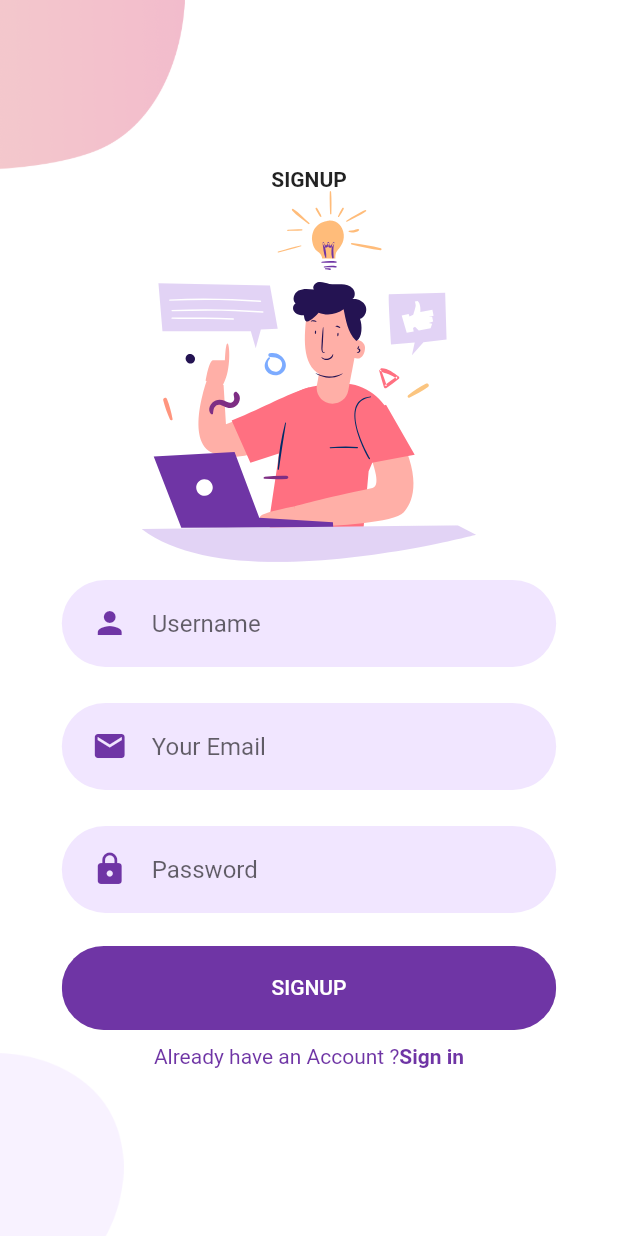
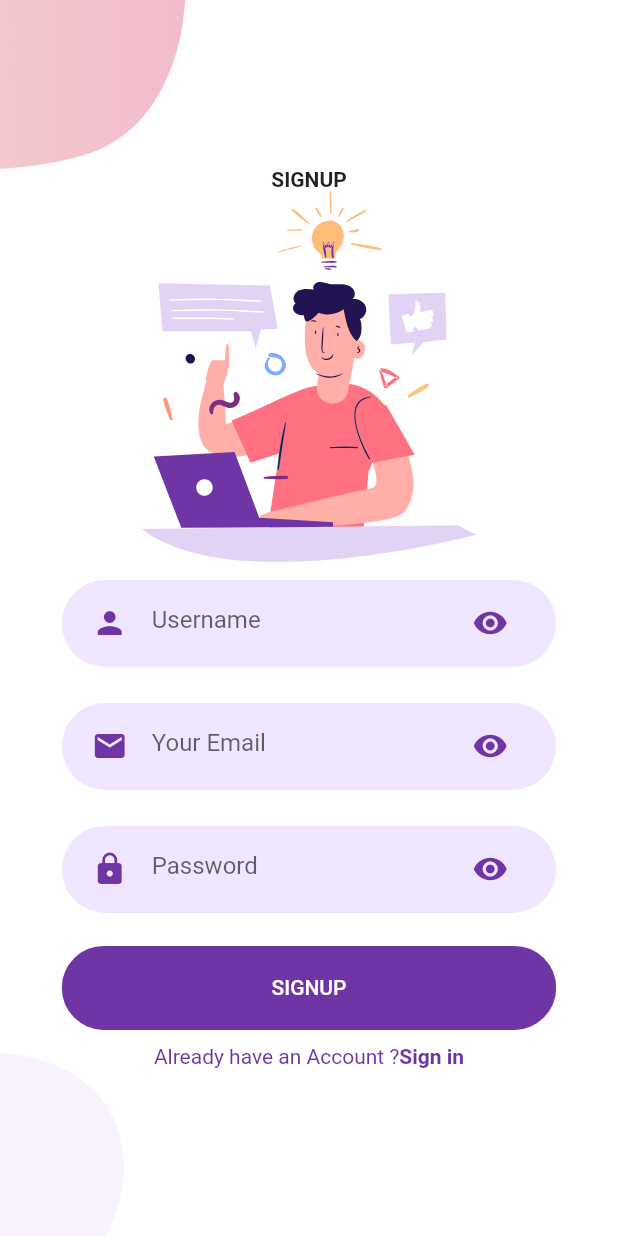
Before and after one commit to Yassin522/Mpes, a Flutter app: the SignUp screen opened directly, on a phone screen of 412 x 824 dp. Run offline on Flutter 3.47's test engine with Material 2 defaults, Android fonts, the phone set to English and light mode, and no system bars; our stand-ins replace flutter_screenutil, flutter_svg, get, like_button; project files that could hold a hidden picture were left out.

Commit message:
third commit

```diff
--- a/lib/controller/products_controller.dart
+++ b/lib/controller/products_controller.dart
@@ -16,6 +16,7 @@ class ProductsController extends GetxController {
   loadProductsFromRepo() async {
     loading(true);
     products = await productsRepository.loadProductsFromApi();
+    products = products;
     loading(false);
   }
 
--- a/lib/controller/products_repository.dart
+++ b/lib/controller/products_repository.dart
@@ -1,8 +1,10 @@
 import 'package:http/http.dart' as http;
+import 'package:flutter/services.dart' show rootBundle;
+
 import 'dart:convert';
 
 class ProductsRepository {
-  var url = "C:/Users/Yassin52/Desktop/Tests/products.json";
+  var url = "https://json-generator.com/api/json/get/bYKKPeXRcO?indent=2#";
   loadProductsFromApi() async {
     var response = await http.get(Uri.parse(url));
     return jsonDecode(response.body);
--- /dev/null
+++ b/lib/controller/text_editing.dart
@@ -0,0 +1,5 @@
+import 'package:get/state_manager.dart';
+
+class TextEditingController extends GetxController {
+  TextEditingController() {}
+}
--- a/lib/view/models/Products.dart
+++ b/lib/view/models/Products.dart
@@ -2,18 +2,19 @@ import 'package:flutter/material.dart';
 import 'package:mpes/view/shared/components/constants.dart';
 
 class Product {
-  final String image, title, description;
+  final String image, title, description, expired;
   final int price, size, id;
   final Color color;
-  Product({
-    required this.id,
+
+  Product(
+      {required this.id,
       required this.image,
       required this.title,
       required this.price,
       required this.description,
       required this.size,
       required this.color,
-  });
+      required this.expired});
 }
 
 List<Product> products = [
@@ -25,6 +26,7 @@ List<Product> products = [
     description: "This is Furniture 1",
     size: 12,
     color: kPrimaryColor,
+    expired: "1/1/2022",
   ),
   Product(
     id: 2,
@@ -34,6 +36,7 @@ List<Product> products = [
     description: "This is Furniture 2",
     size: 12,
     color: kPrimaryColor,
+    expired: "1/1/2022",
   ),
   Product(
     id: 3,
@@ -43,6 +46,7 @@ List<Product> products = [
     description: "This is Furniture 1",
     size: 12,
     color: kPrimaryColor,
+    expired: "1/1/2022",
   ),
   Product(
     id: 4,
@@ -52,6 +56,7 @@ List<Product> products = [
     description: "This is Furniture 3",
     size: 12,
     color: kPrimaryColor,
+    expired: "1/1/2022",
   ),
   Product(
     id: 5,
@@ -61,6 +66,7 @@ List<Product> products = [
     description: "This is Furniture 4",
     size: 12,
     color: kPrimaryColor,
+    expired: "1/1/2022",
   ),
   Product(
     id: 6,
@@ -70,5 +76,6 @@ List<Product> products = [
     description: "This is Furniture 5",
     size: 12,
     color: kPrimaryColor,
+    expired: "1/1/2022",
   ),
 ];
--- a/lib/view/modules/signup/signup_screen.dart
+++ b/lib/view/modules/signup/signup_screen.dart
@@ -7,9 +7,10 @@ import 'package:mpes/view/shared/components/already_have_account.dart';
 import 'package:mpes/view/shared/components/constants.dart';
 import 'package:mpes/view/shared/components/input_box.dart';
 import 'package:mpes/view/shared/components/material_button.dart';
+import 'package:mpes/view/shared/components/text_field_container.dart';
 
 class SignUp extends StatelessWidget {
-  const SignUp({Key? key}) : super(key: key);
+  var formKey = GlobalKey<FormState>();
 
   @override
   Widget build(BuildContext context) {
@@ -18,6 +19,8 @@ class SignUp extends StatelessWidget {
       body: Body(
         child: Center(
           child: SingleChildScrollView(
+            child: Form(
+              key: formKey,
               child: Column(
                 mainAxisAlignment: MainAxisAlignment.center,
                 children: <Widget>[
@@ -31,31 +34,91 @@ class SignUp extends StatelessWidget {
                     "assets/icons/signup.svg",
                     height: size.height * 0.3,
                   ),
-                Inputbox(
+                  TextFieldContainer(
+                    child: TextFormField(
+                      onChanged: (String vlue) {},
+                      validator: (value) {
+                        if (value!.isEmpty) {
+                          return 'Username must not be empty';
+                        }
+                        return null;
+                      },
+                      decoration: InputDecoration(
                         hintText: "Username",
-                  icon: Icons.person,
-                  onChanged: (value) {},
+                        icon: Icon(
+                          Icons.person,
+                          color: kPrimaryColor,
                         ),
-                Inputbox(
+                        suffixIcon: Icon(
+                          Icons.visibility,
+                          color: kPrimaryColor,
+                        ),
+                        border: InputBorder.none,
+                      ),
+                    ),
+                  ),
+                  TextFieldContainer(
+                    child: TextFormField(
+                      onChanged: (String vlue) {},
+                      validator: (value) {
+                        if (value!.isEmpty) {
+                          return 'Email must not be empty';
+                        }
+                        return null;
+                      },
+                      decoration: InputDecoration(
                         hintText: "Your Email",
-                  icon: Icons.email,
-                  onChanged: (value) {},
+                        icon: Icon(
+                          Icons.email,
+                          color: kPrimaryColor,
                         ),
-                Inputbox(
+                        suffixIcon: Icon(
+                          Icons.visibility,
+                          color: kPrimaryColor,
+                        ),
+                        border: InputBorder.none,
+                      ),
+                    ),
+                  ),
+                  TextFieldContainer(
+                    child: TextFormField(
+                      onChanged: (String vlue) {},
+                      validator: (value) {
+                        if (value!.isEmpty) {
+                          return 'Password must not be empty';
+                        }
+                        return null;
+                      },
+                      decoration: InputDecoration(
                         hintText: "Password",
-                  icon: Icons.lock,
-                  onChanged: (value) {},
+                        icon: Icon(
+                          Icons.lock,
+                          color: kPrimaryColor,
+                        ),
+                        suffixIcon: Icon(
+                          Icons.visibility,
+                          color: kPrimaryColor,
+                        ),
+                        border: InputBorder.none,
+                      ),
+                    ),
                   ),
                   Materialbutton(
                     text: "SIGNUP",
                     color: kPrimaryColor,
                     press: () {
-                    Navigator.push(
-                      context,
+                      if (formKey.currentState!.validate()) {
+                        Navigator.of(context).push(
                           MaterialPageRoute(
                             builder: (context) => HomeScreen(),
                           ),
                         );
+                        ScaffoldMessenger.of(context).showSnackBar(
+                          SnackBar(
+                            content: Text("Successfully Sign in"),
+                          ),
+                        );
+                      }
                     },
                   ),
                   CheckAlreadyHaveAccount(
@@ -74,6 +137,7 @@ class SignUp extends StatelessWidget {
             ),
           ),
         ),
+      ),
     );
   }
 }
--- a/lib/view/shared/components/detailscomp/like_button.dart
+++ b/lib/view/shared/components/detailscomp/like_button.dart
@@ -2,11 +2,7 @@ import 'package:flutter/material.dart';
 import 'package:flutter_svg/flutter_svg.dart';
 import 'package:mpes/view/shared/components/detailscomp/product_counter.dart';
 
-class LikeButton extends StatelessWidget {
-  const LikeButton({
-    Key? key,
-  }) : super(key: key);
-
+class LikeButtonn extends StatelessWidget {
   @override
   Widget build(BuildContext context) {
     return Row(
--- a/lib/view/shared/components/input_box.dart
+++ b/lib/view/shared/components/input_box.dart
@@ -19,6 +19,7 @@ class Inputbox extends StatelessWidget {
     var kPrimaryColor2 = kPrimaryColor;
     return TextFieldContainer(
       child: TextFormField(
+        obscureText: true,
         onChanged: onChanged,
         validator: (value) {
           if (value!.isEmpty) {
--- a/pubspec.yaml
+++ b/pubspec.yaml
@@ -31,6 +31,7 @@ dependencies:
   get_storage: ^2.0.3
   git: ^2.0.0
   http: ^0.13.4
+  like_button: ^2.0.4
   line_awesome_flutter: ^2.0.0
 
 dev_dependencies:
@@ -51,6 +52,7 @@ flutter:
   assets:
     - assets/images/
     - assets/icons/
+
   # An image asset can refer to one or more resolution-specific "variants", see
   # https://flutter.dev/assets-and-images/#resolution-aware.
   # For details regarding adding assets from package dependencies, see
```
Also changed, not shown: lib/view/layout/home_layout.dart (+10 -0 lines), lib/view/modules/addproduct/add_product.dart (added, +115 -0 lines), lib/view/modules/details/details_body.dart (+32 -2 lines), lib/view/modules/home/body.dart (+11 -9 lines), lib/view/modules/login/login_back.dart (+13 -3 lines), lib/view/shared/components/detailscomp/product_title_deatils.dart (+8 -1 lines), pubspec.lock. Lines whose indentation alone changed are shown as unchanged.
